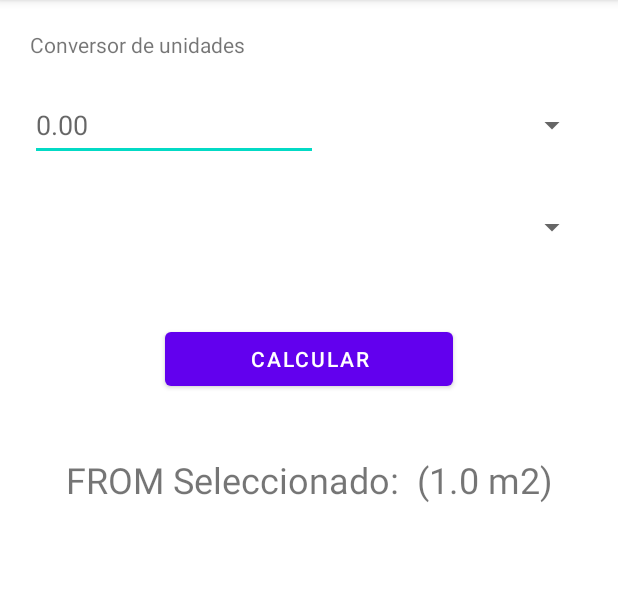
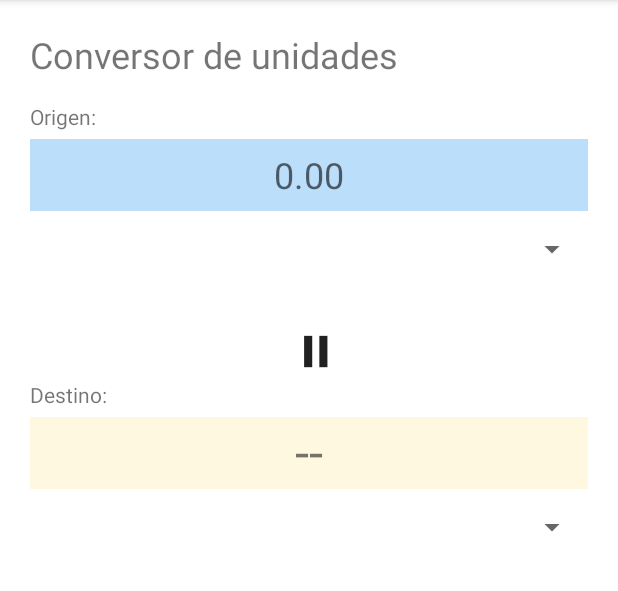
Before and after one commit to rogmed/AndroidRepo, an Android app: the screen it shows after launch (MainActivity), on a phone screen of 412 x 824 dp, the part 84-675 px from its top. Run offline under Robolectric (Android 15) with nearby library versions, the phone set to English and light mode, and no system bars.

```diff
--- a/app/src/main/java/com/example/m08actividad01/MainActivity.java
+++ b/app/src/main/java/com/example/m08actividad01/MainActivity.java
@@ -3,6 +3,8 @@ package com.example.m08actividad01;
 import androidx.appcompat.app.AppCompatActivity;
 
 import android.os.Bundle;
+import android.text.Editable;
+import android.text.TextWatcher;
 import android.view.View;
 import android.widget.AdapterView;
 import android.widget.ArrayAdapter;
@@ -18,6 +20,7 @@ public class MainActivity extends AppCompatActivity {
     ArrayList<Unit> units;
     Unit unitFrom;
     Unit unitTo;
+    Double rate;
 
     EditText tbValue;
     Double value;
@@ -29,9 +32,30 @@ public class MainActivity extends AppCompatActivity {
         super.onCreate(savedInstanceState);
         setContentView(R.layout.conversor);
 
+        units = unitListFactory();
+
         tbValue = findViewById(R.id.textValue);
+        tbValue.addTextChangedListener(new TextWatcher() {
+            @Override
+            public void beforeTextChanged(CharSequence charSequence, int i, int i1, int i2) {
+            }
 
-        units = unitListFactory();
+            @Override
+            public void onTextChanged(CharSequence charSequence, int i, int i1, int i2) {
+
+                if (textIsEmpty()) {
+                    value = 0.0;
+                    lbResult.setText(" -- ");
+                } else {
+                    value = Double.parseDouble(tbValue.getText().toString());
+                    calculateAndShowResult();
+                }
+            }
+
+            @Override
+            public void afterTextChanged(Editable editable) {
+            }
+        });
 
         ArrayAdapter<Unit> adapter = new ArrayAdapter<Unit>(
                 getApplicationContext(), android.R.layout.simple_spinner_dropdown_item, units);
@@ -42,13 +66,13 @@ public class MainActivity extends AppCompatActivity {
         spUnitFrom.setOnItemSelectedListener(new AdapterView.OnItemSelectedListener() {
             @Override
             public void onItemSelected(AdapterView<?> adapterView, View view, int i, long l) {
-                unitFrom = (Unit)spUnitFrom.getSelectedItem();
-                lbResult.setText("FROM Seleccionado: " + unitFrom.name + " (" + unitFrom.squaredMeterEquivalence + " m2)");
+                unitFrom = (Unit) spUnitFrom.getSelectedItem();
+                setConversionRate();
+                calculateAndShowResult();
             }
 
             @Override
             public void onNothingSelected(AdapterView<?> adapterView) {
-
             }
         });
 
@@ -57,38 +81,49 @@ public class MainActivity extends AppCompatActivity {
         spUnitTo.setOnItemSelectedListener(new AdapterView.OnItemSelectedListener() {
             @Override
             public void onItemSelected(AdapterView<?> adapterView, View view, int i, long l) {
-                unitTo = (Unit)spUnitTo.getSelectedItem();
-                lbResult.setText("TO Seleccionado: " + unitTo.name + " (" + unitTo.squaredMeterEquivalence + " m2)");
+                unitTo = (Unit) spUnitTo.getSelectedItem();
+                setConversionRate();
+                calculateAndShowResult();
             }
 
             @Override
             public void onNothingSelected(AdapterView<?> adapterView) {
-
             }
         });
 
-        lbResult = findViewById(R.id.textResultado);
+        unitFrom = (Unit) spUnitFrom.getSelectedItem();
+        unitTo = (Unit) spUnitTo.getSelectedItem();
 
-        btCalculate = (Button) findViewById(R.id.btCalculate);
-        btCalculate.setOnClickListener(view -> {
-            if (!tbValue.getText().toString().matches("")){
-                value = Double.parseDouble(tbValue.getText().toString());
-                convert();
-            }
-        });
+        lbResult = findViewById(R.id.textResult);
     }
 
-    private void convert() {
-        if(unitFrom != null && unitTo != null && value != null) {
-            double result = (unitFrom.squaredMeterEquivalence / unitTo.squaredMeterEquivalence) * value;
+    private boolean textIsEmpty() {
+        return tbValue.getText().toString().equals("");
+    }
+
+    private void setConversionRate() {
+        if (unitsAreSelected()) {
+            rate = (unitFrom.squaredMeterEquivalence / unitTo.squaredMeterEquivalence);
+        }
+    }
+
+    private void calculateAndShowResult() {
+        if (rate != null && value != null && unitsAreSelected()) {
+            double result = rate * value;
             String formattedResult = DecimalFormat(result);
-            lbResult.setText(formattedResult+ " " + unitTo.name);
+            lbResult.setText(formattedResult);
+        } else {
+            lbResult.setText(" -- ");
         }
+    }
+
+    private boolean unitsAreSelected() {
+        return unitFrom.squaredMeterEquivalence != 0 && unitTo.squaredMeterEquivalence != 0;
     }
 
     private ArrayList<Unit> unitListFactory() {
         ArrayList<Unit> units = new ArrayList<Unit>();
-        units.add(new Unit("", 1));
+        units.add(new Unit("Seleccione unidad", 0));
         units.add(new Unit("Metro cuadrado", 1));
         units.add(new Unit("Kilómetro cuadrado", 1.0E6));
         units.add(new Unit("Milla cuadrada", 2.59E6));
--- a/app/src/main/res/layout/conversor.xml
+++ b/app/src/main/res/layout/conversor.xml
@@ -6,74 +6,108 @@
     android:layout_height="match_parent">
 
     <TextView
-        android:id="@+id/textResultado"
+        android:id="@+id/textTitle"
+        android:layout_width="wrap_content"
+        android:layout_height="wrap_content"
+        android:layout_marginStart="20dp"
+        android:layout_marginTop="20dp"
+        android:text="@string/title"
+        android:textSize="24sp"
+        app:layout_constraintStart_toStartOf="parent"
+        app:layout_constraintTop_toTopOf="parent" />
+
+    <TextView
+        android:id="@+id/lbFrom"
+        android:layout_width="wrap_content"
+        android:layout_height="wrap_content"
+        android:layout_marginBottom="5dp"
+        android:text="@string/lbFrom"
+        app:layout_constraintBottom_toTopOf="@+id/textValue"
+        app:layout_constraintStart_toStartOf="@+id/textValue" />
+
+    <EditText
+        android:id="@+id/textValue"
         android:layout_width="0dp"
-        android:layout_height="0dp"
+        android:layout_height="48dp"
         android:layout_marginStart="20dp"
         android:layout_marginTop="40dp"
         android:layout_marginEnd="20dp"
-        android:layout_marginBottom="20dp"
-        android:text="RESULTADO"
+        android:background="#BBDEFB"
+        android:ems="10"
+        android:hint="0.00"
+        android:inputType="numberDecimal"
         android:textAlignment="center"
         android:textSize="24sp"
-        app:layout_constraintBottom_toBottomOf="parent"
         app:layout_constraintEnd_toEndOf="parent"
         app:layout_constraintStart_toStartOf="parent"
-        app:layout_constraintTop_toBottomOf="@+id/btCalculate" />
+        app:layout_constraintTop_toBottomOf="@+id/textTitle" />
+
+    <Spinner
+        android:id="@+id/spUnitFrom"
+        android:layout_width="0dp"
+        android:layout_height="48dp"
+        android:layout_marginStart="20dp"
+        android:layout_marginTop="1dp"
+        android:layout_marginEnd="20dp"
+        android:contentDescription="@string/app_name"
+        app:layout_constraintEnd_toEndOf="parent"
+        app:layout_constraintStart_toStartOf="parent"
+        app:layout_constraintTop_toBottomOf="@+id/textValue" />
+
+    <EditText
+        android:id="@+id/lbEqual"
+        android:layout_width="48dp"
+        android:layout_height="48dp"
+        android:layout_marginStart="10dp"
+        android:layout_marginTop="20dp"
+        android:layout_marginEnd="10dp"
+        android:background="@null"
+        android:ems="10"
+        android:inputType="textPersonName"
+        android:rotation="90"
+        android:text="="
+        android:textAlignment="center"
+        android:textSize="48sp"
+        android:textStyle="bold"
+        app:layout_constraintEnd_toEndOf="parent"
+        app:layout_constraintStart_toStartOf="parent"
+        app:layout_constraintTop_toBottomOf="@+id/spUnitFrom" />
+
+    <TextView
+        android:id="@+id/lbTo"
+        android:layout_width="wrap_content"
+        android:layout_height="wrap_content"
+        android:layout_marginBottom="5dp"
+        android:text="@string/lbTo"
+        app:layout_constraintBottom_toTopOf="@+id/textResult"
+        app:layout_constraintStart_toStartOf="@+id/textResult" />
+
+    <TextView
+        android:id="@+id/textResult"
+        android:layout_width="0dp"
+        android:layout_height="48dp"
+        android:layout_marginStart="20dp"
+        android:layout_marginTop="20dp"
+        android:layout_marginEnd="20dp"
+        android:background="#FFF8E1"
+        android:text="--"
+        android:textAlignment="center"
+        android:textSize="34sp"
+        app:layout_constraintEnd_toEndOf="parent"
+        app:layout_constraintStart_toStartOf="parent"
+        app:layout_constraintTop_toBottomOf="@+id/lbEqual" />
 
     <Spinner
         android:id="@+id/spUnitTo"
         android:layout_width="0dp"
         android:layout_height="48dp"
-        android:layout_marginTop="20dp"
+        android:layout_marginTop="1dp"
         android:layout_marginEnd="20dp"
         android:contentDescription="@string/app_name"
         android:tag="Unidad resultado"
         app:layout_constraintEnd_toEndOf="parent"
         app:layout_constraintHorizontal_bias="0.0"
         app:layout_constraintStart_toStartOf="@+id/spUnitFrom"
-        app:layout_constraintTop_toBottomOf="@+id/spUnitFrom" />
+        app:layout_constraintTop_toBottomOf="@+id/textResult" />
 
-    <Spinner
-        android:id="@+id/spUnitFrom"
-        android:layout_width="0dp"
-        android:layout_height="48dp"
-        android:layout_marginStart="5dp"
-        android:layout_marginEnd="20dp"
-        android:contentDescription="@string/app_name"
-        app:layout_constraintEnd_toEndOf="parent"
-        app:layout_constraintStart_toEndOf="@+id/textValue"
-        app:layout_constraintTop_toTopOf="@+id/textValue" />
-
-    <TextView
-        android:id="@+id/textTitulo"
-        android:layout_width="wrap_content"
-        android:layout_height="wrap_content"
-        android:layout_marginStart="20dp"
-        android:layout_marginTop="20dp"
-        android:text="@string/title"
-        app:layout_constraintStart_toStartOf="parent"
-        app:layout_constraintTop_toTopOf="parent" />
-
-    <Button
-        android:id="@+id/btCalculate"
-        android:layout_width="192dp"
-        android:layout_height="wrap_content"
-        android:layout_marginTop="40dp"
-        android:text="@string/btCalculate"
-        app:layout_constraintEnd_toEndOf="@+id/spUnitTo"
-        app:layout_constraintStart_toStartOf="@+id/textValue"
-        app:layout_constraintTop_toBottomOf="@+id/spUnitTo" />
-
-    <EditText
-        android:id="@+id/textValue"
-        android:layout_width="192dp"
-        android:layout_height="48dp"
-        android:layout_marginStart="20dp"
-        android:layout_marginTop="20dp"
-        android:ems="10"
-        android:hint="0.00"
-        android:inputType="numberDecimal"
-        app:layout_constraintStart_toStartOf="parent"
-        app:layout_constraintTop_toBottomOf="@+id/textTitulo" />
 </androidx.constraintlayout.widget.ConstraintLayout>
--- a/app/src/main/res/values/strings.xml
+++ b/app/src/main/res/values/strings.xml
@@ -2,4 +2,6 @@
     <string name="app_name">M08Actividad01</string>
     <string name="title">Conversor de unidades</string>
     <string name="btCalculate">CALCULAR</string>
+    <string name="lbFrom">Origen:</string>
+    <string name="lbTo">Destino:</string>
 </resources>
```
